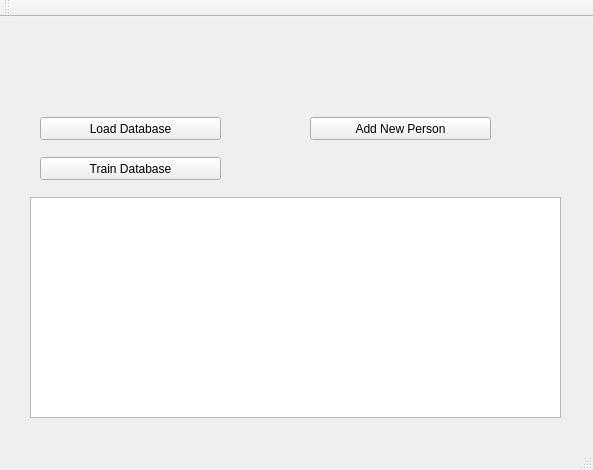
This is FaceRecognizer/mainwindow.ui in luansilveira/face-recognizer-bow as Qt 5 draws it before an edit. The edited form follows.
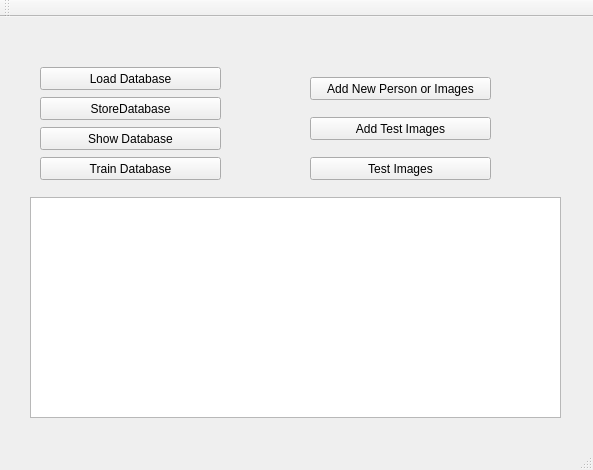
This is the edited form.

Diff of the .ui file:
```diff
--- a/FaceRecognizer/mainwindow.ui
+++ b/FaceRecognizer/mainwindow.ui
@@ -18,20 +18,20 @@
     <property name="geometry">
      <rect>
       <x>310</x>
-      <y>100</y>
+      <y>60</y>
       <width>181</width>
       <height>23</height>
      </rect>
     </property>
     <property name="text">
-     <string>Add New Person</string>
+     <string>Add New Person or Images</string>
     </property>
    </widget>
    <widget class="QPushButton" name="loadDatabase">
     <property name="geometry">
      <rect>
       <x>40</x>
-      <y>100</y>
+      <y>50</y>
       <width>181</width>
       <height>23</height>
      </rect>
@@ -72,6 +72,58 @@
      <enum>Qt::LeftToRight</enum>
     </property>
    </widget>
+   <widget class="QPushButton" name="testImages">
+    <property name="geometry">
+     <rect>
+      <x>310</x>
+      <y>140</y>
+      <width>181</width>
+      <height>23</height>
+     </rect>
+    </property>
+    <property name="text">
+     <string>Test Images</string>
+    </property>
+   </widget>
+   <widget class="QPushButton" name="storeDatabase">
+    <property name="geometry">
+     <rect>
+      <x>40</x>
+      <y>80</y>
+      <width>181</width>
+      <height>23</height>
+     </rect>
+    </property>
+    <property name="text">
+     <string>StoreDatabase</string>
+    </property>
+   </widget>
+   <widget class="QPushButton" name="addTestImages">
+    <property name="geometry">
+     <rect>
+      <x>310</x>
+      <y>100</y>
+      <width>181</width>
+      <height>23</height>
+     </rect>
+    </property>
+    <property name="text">
+     <string>Add Test Images</string>
+    </property>
+   </widget>
+   <widget class="QPushButton" name="showDatabase">
+    <property name="geometry">
+     <rect>
+      <x>40</x>
+      <y>110</y>
+      <width>181</width>
+      <height>23</height>
+     </rect>
+    </property>
+    <property name="text">
+     <string>Show Database</string>
+    </property>
+   </widget>
   </widget>
   <widget class="QMenuBar" name="menuBar">
    <property name="geometry">
```
